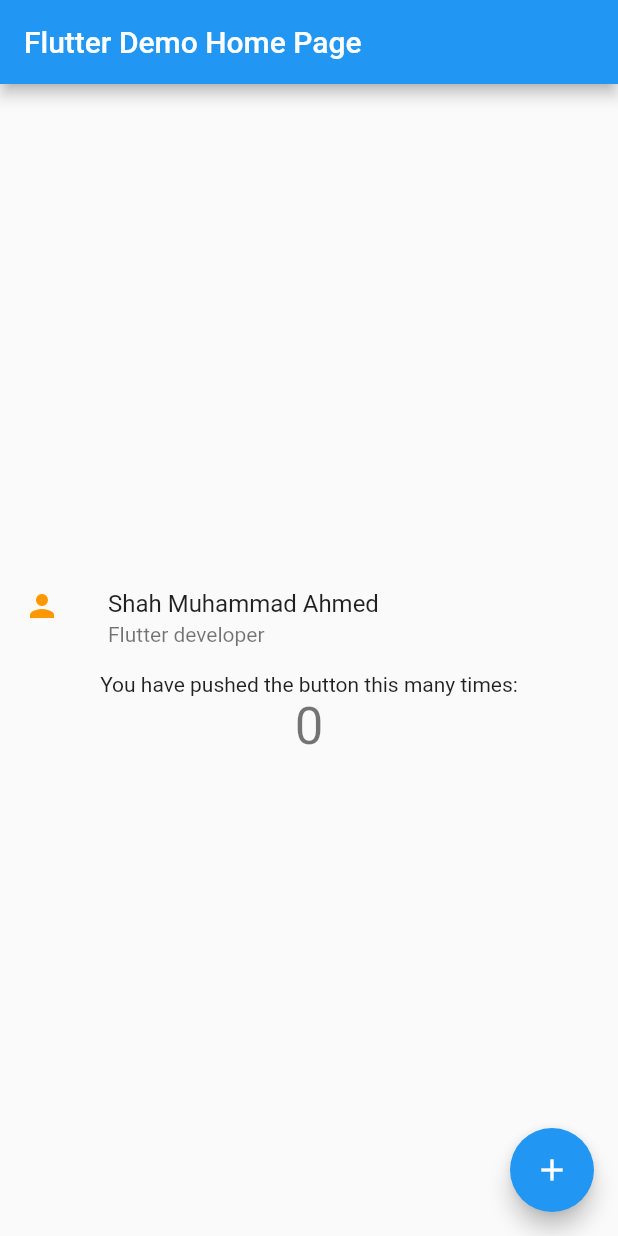
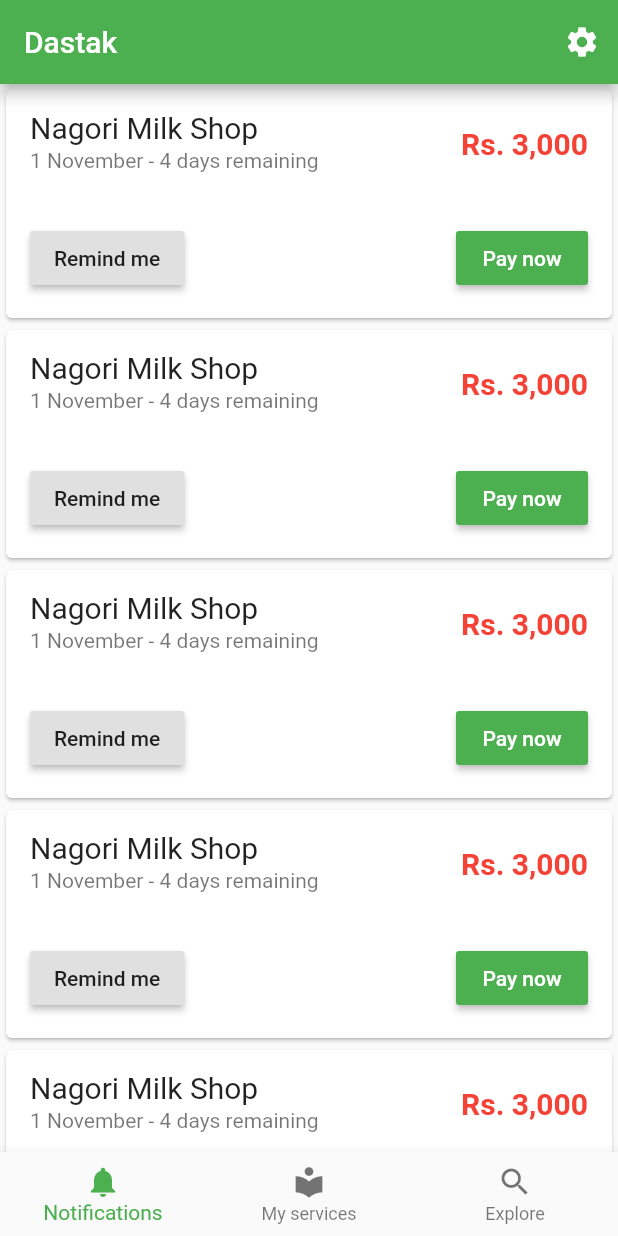
Before and after one commit to aubykhan/gsma-hackathon, a Flutter app: the screen it shows after launch, on a phone screen of 412 x 824 dp. Run offline on Flutter 3.47's test engine with Material 2 defaults, Android fonts, the phone set to English and light mode, and no system bars.

Commit message:
Add notification screen

```diff
--- a/proj1/lib/main.dart
+++ b/proj1/lib/main.dart
@@ -1,4 +1,8 @@
 import 'package:flutter/material.dart';
+
+import 'explore_services.dart';
+import 'my_services.dart';
+import 'notifications.dart';
 
 void main() {
   runApp(new MyApp());
@@ -19,16 +23,23 @@ class MyApp extends StatelessWidget {
           // "hot reload" (press "r" in the console where you ran "flutter run",
           // or press Run > Flutter Hot Reload in IntelliJ). Notice that the
           // counter didn't reset back to zero; the application is not restarted.
-        primarySwatch: Colors.blue
-      ),
-      home: new MyHomePage(title: 'Flutter Demo Home Page'),
+          primarySwatch: Colors.green),
+      home: new MyHomePage(title: 'Dastak'),
     );
   }
 }
 
 class MyHomePage extends StatefulWidget {
-  MyHomePage({Key key, this.title}) : super(key: key);
+  MyHomePage({this.title});
 
+  final String title;
+
+  @override
+  _MyHomePageState createState() => new _MyHomePageState();
+}
+
+class _MyHomePageState extends State<MyHomePage> {
+  int _currentIndex = 0;
   // This widget is the home page of your application. It is stateful, meaning
   // that it has a State object (defined below) that contains fields that affect
   // how it looks.
@@ -37,26 +48,6 @@ class MyHomePage extends StatefulWidget {
   // case the title) provided by the parent (in this case the App widget) and
   // used by the build method of the State. Fields in a Widget subclass are
   // always marked "final".
-
-  final String title;
-
-  @override
-  _MyHomePageState createState() => new _MyHomePageState();
-}
-
-class _MyHomePageState extends State<MyHomePage> {
-  int _counter = 0;
-
-  void _incrementCounter() {
-    setState(() {
-      // This call to setState tells the Flutter framework that something has
-      // changed in this State, which causes it to rerun the build method below
-      // so that the display can reflect the updated values. If we changed
-      // _counter without calling setState(), then the build method would not be
-      // called again, and so nothing would appear to happen.
-      _counter++;
-    });
-  }
 
   @override
   Widget build(BuildContext context) {
@@ -71,46 +62,50 @@ class _MyHomePageState extends State<MyHomePage> {
         // Here we take the value from the MyHomePage object that was created by
         // the App.build method, and use it to set our appbar title.
         title: new Text(widget.title),
+        actions: <Widget>[
+          new IconButton(
+            onPressed: () {
+              Navigator.pushNamed(context, '/settings');
+            },
+            icon: const Icon(
+              Icons.settings,
+              color: Colors.white,
             ),
-      body: new Center(
-        // Center is a layout widget. It takes a single child and positions it
-        // in the middle of the parent.
-        child: new Column(
-          // Column is also layout widget. It takes a list of children and
-          // arranges them vertically. By default, it sizes itself to fit its
-          // children horizontally, and tries to be as tall as its parent.
-          //
-          // Invoke "debug paint" (press "p" in the console where you ran
-          // "flutter run", or select "Toggle Debug Paint" from the Flutter tool
-          // window in IntelliJ) to see the wireframe for each widget.
-          //
-          // Column has various properties to control how it sizes itself and
-          // how it positions its children. Here we use mainAxisAlignment to
-          // center the children vertically; the main axis here is the vertical
-          // axis because Columns are vertical (the cross axis would be
-          // horizontal).
-          mainAxisAlignment: MainAxisAlignment.center,
-          children: <Widget>[
-            new ListTile(
-              leading: new Icon(Icons.person, color: Colors.orange,),
-              title: const Text('Shah Muhammad Ahmed'),
-              subtitle: const Text('Flutter developer'),
+          )
+        ],
       ),
-            new Text(
-              'You have pushed the button this many times:',
+      body: _buildContents(),
+      bottomNavigationBar: new BottomNavigationBar(
+        currentIndex: _currentIndex,
+        onTap: (int index) {
+          setState(() => _currentIndex = index);
+        },
+        items: [
+          new BottomNavigationBarItem(
+            icon: const Icon(Icons.notifications),
+            title: const Text('Notifications'),
           ),
-            new Text(
-              '$_counter',
-              style: Theme.of(context).textTheme.display1,
+          new BottomNavigationBarItem(
+            icon: const Icon(Icons.local_library),
+            title: const Text('My services'),
+          ),
+          new BottomNavigationBarItem(
+            icon: const Icon(Icons.search),
+            title: const Text('Explore'),
           ),
         ],
       ),
-      ),
-      floatingActionButton: new FloatingActionButton(
-        onPressed: _incrementCounter,
-        tooltip: 'Increment',
-        child: new Icon(Icons.add),
-      ), // This trailing comma makes auto-formatting nicer for build methods.
     );
   }
+
+  Widget _buildContents() {
+    switch (_currentIndex) {
+      case 1:
+        return new MyServicesPage();
+      case 2:
+        return new ExploreServicesPage();
+      default:
+        return new NotificationPage();
     }
+  }
+}
--- /dev/null
+++ b/proj1/lib/notifications.dart
@@ -0,0 +1,118 @@
+import 'package:flutter/material.dart';
+
+class NotificationPage extends StatefulWidget {
+  @override
+  _NotificationPageState createState() => new _NotificationPageState();
+}
+
+class _NotificationPageState extends State<NotificationPage> {
+  List<BillNotificationCard> _notifications = new List();
+
+  @override
+  initState() {
+    super.initState();
+
+    _notifications.add(new BillNotificationCard());
+    _notifications.add(new BillNotificationCard());
+    _notifications.add(new BillNotificationCard());
+    _notifications.add(new BillNotificationCard());
+    _notifications.add(new BillNotificationCard());
+  }
+
+  @override
+  Widget build(BuildContext context) {
+    return new ListView.builder(
+      itemCount: _notifications.length,
+      itemBuilder: (BuildContext __, int index) {
+        return _notifications[index];
+      },
+    );
+  }
+}
+
+class BillNotificationCard extends StatelessWidget {
+  @override
+  Widget build(BuildContext context) {
+    return new Card(
+      child: new Column(
+        children: <Widget>[
+          new ListTile(
+            title: const Text(
+              'Nagori Milk Shop',
+              style: const TextStyle(
+                fontSize: 20.0,
+              ),
+            ),
+            subtitle: const Text('1 November - 4 days remaining'),
+            trailing: const Text(
+              'Rs. 3,000',
+              style: const TextStyle(
+                color: Colors.red,
+                fontSize: 20.0,
+                fontWeight: FontWeight.bold,
+              ),
+            ),
+          ),
+          new Padding(
+            padding: const EdgeInsets.all(16.0),
+            child: new Row(
+              mainAxisAlignment: MainAxisAlignment.spaceBetween,
+              children: <Widget>[
+                new RaisedButton(
+                  onPressed: () {},
+                  child: const Text('Remind me'),
+                ),
+                new RaisedButton(
+                  color: Theme.of(context).accentColor,
+                  onPressed: () {
+                    showModalBottomSheet(
+                        context: context,
+                        builder: (context) {
+                          return new Padding(
+                            padding: const EdgeInsets.symmetric(
+                              vertical: 16.0,
+                            ),
+                            child: new Column(
+                              mainAxisSize: MainAxisSize.min,
+                              children: <Widget>[
+                                new ListTile(
+                                  onTap: () {
+                                    new PaymentTransaction(
+                                      paymentInfo
+                                    ).Pay();
+                                  },
+                                  leading: new CircleAvatar(
+                                      backgroundColor: Colors.grey,
+                                      backgroundImage: new NetworkImage(
+                                          'http://www.jazzcash.com.pk/assets/uploads/2016/05/jazzcash-logo-200x200.png')),
+                                  title: const Text('Pay with JazzCash'),
+                                ),
+                                new ListTile(
+                                  onTap: () {
+
+                                  },
+                                  leading: new CircleAvatar(
+                                      backgroundImage: new NetworkImage(
+                                          'https://lh3.googleusercontent.com/b5Sk189FfE4X43i-28gLLL1V08TQOQWDwHl-yQzHeMu1DSDFEn3RFqFQ9FBUyRM9hfc=w300')),
+                                  title: const Text('Pay with EasyPaisa'),
+                                ),
+                              ],
+                            ),
+                          );
+                        });
+                  },
+                  child: const Text(
+                    'Pay now',
+                    style: const TextStyle(
+                      color: Colors.white,
+                    ),
+                  ),
+                ),
+              ],
+            ),
+          )
+        ],
+      ),
+    );
+  }
+}
--- /dev/null
+++ b/proj1/lib/payments.dart
@@ -0,0 +1,3 @@
+class PaymentTransaction {
+
+}
```
Also changed, not shown: proj1/lib/explore_services.dart (added, +13 -0 lines), proj1/lib/my_services.dart (added, +13 -0 lines). Lines whose indentation alone changed are shown as unchanged.
